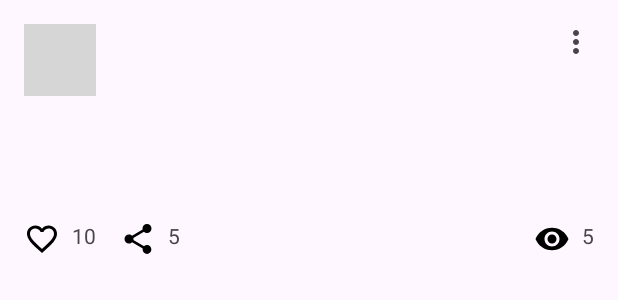
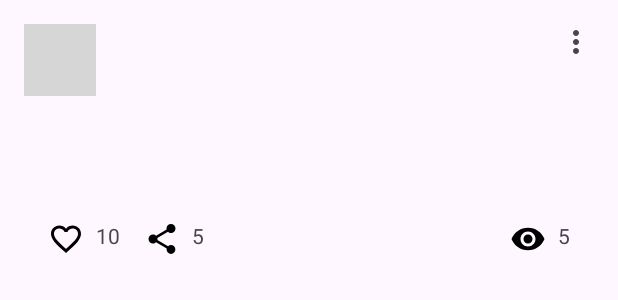
Before and after one commit to zeroco0l2022/NMedia, an Android app: the layout activity_main2.xml on its own in the app's theme, with its tools: preview values and no code run, on a phone screen of 412 x 824 dp. Shown: the top 300 px of the screen. Run offline under Robolectric (Android 15) with nearby library versions, the phone set to English and light mode, and no system bars; grey boxes are pictures that could not be loaded.

Commit message:
Added Margin

```diff
--- a/app/src/main/res/layout/activity_main2.xml
+++ b/app/src/main/res/layout/activity_main2.xml
@@ -89,6 +89,7 @@
         android:layout_height="wrap_content"
         android:background="@android:color/transparent"
         android:layout_marginTop="@dimen/common_spacing"
+        android:layout_marginStart="@dimen/common_spacing"
         android:contentDescription="@string/like_button"
         android:src="@drawable/baseline_favorite_border_24"
         app:layout_constraintTop_toBottomOf="@id/text_barrier"
@@ -130,6 +131,7 @@
         android:layout_height="wrap_content"
         android:text="@string/views_count"
         android:layout_marginTop="@dimen/common_spacing"
+        android:layout_marginEnd="@dimen/common_spacing"
         app:layout_constraintTop_toBottomOf="@id/text_barrier"
         app:layout_constraintEnd_toEndOf="parent"/>
 
```
